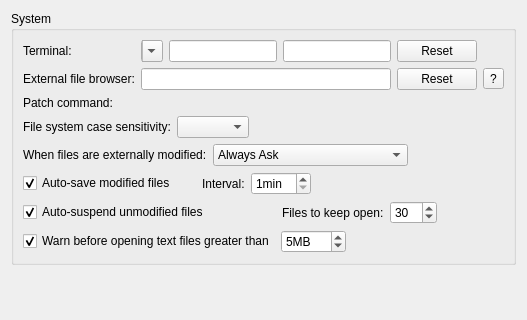
Qt form src/plugins/coreplugin/systemsettings.ui (qt-creator/qt-creator) before a commit; both pictures show x 0 to 527 and y 0 to 320 of the 527 by 469 pixel window.
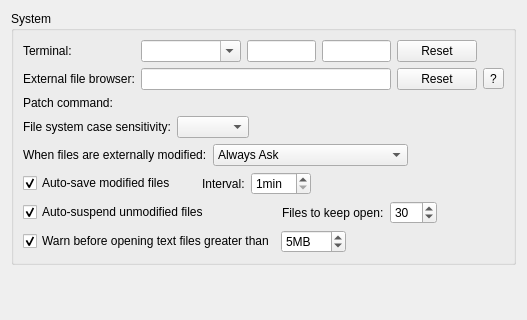
The same form after that commit. Custom widgets are drawn as their Qt base class.

Commit message:
System settings: Don't let terminal drop down vanish
It should shrink, but must have a minimum size to not vanish when the
preferences dialog is made small.

What changed in the file:
```diff
--- a/src/plugins/coreplugin/systemsettings.ui
+++ b/src/plugins/coreplugin/systemsettings.ui
@@ -340,6 +340,12 @@
             <verstretch>0</verstretch>
            </sizepolicy>
           </property>
+          <property name="minimumSize">
+           <size>
+            <width>100</width>
+            <height>0</height>
+           </size>
+          </property>
           <property name="editable">
            <bool>true</bool>
           </property>
```
Left out of the diff: 3 changed lines with no effect on the pictures.
